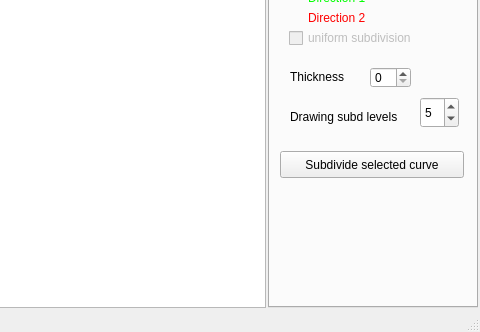
Qt form mainwindow.ui (ftasse/ShadingCurves) before a commit; both pictures show x 261 to 741 and y 410 to 742 of the 741 by 742 pixel window.
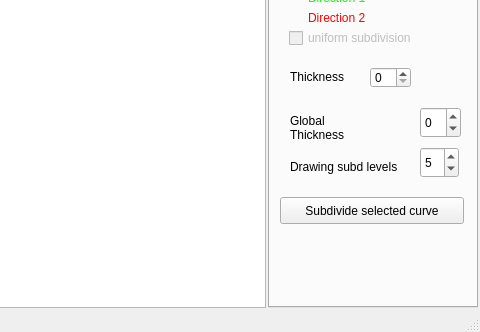
The same form after that commit. Custom widgets are drawn as their Qt base class.

```diff
--- a/mainwindow.ui
+++ b/mainwindow.ui
@@ -205,7 +205,7 @@
            <property name="geometry">
             <rect>
              <x>20</x>
-             <y>464</y>
+             <y>514</y>
              <width>131</width>
              <height>31</height>
             </rect>
@@ -221,7 +221,7 @@
            <property name="geometry">
             <rect>
              <x>150</x>
-             <y>460</y>
+             <y>510</y>
              <width>39</width>
              <height>31</height>
             </rect>
@@ -331,7 +331,7 @@
            <property name="geometry">
             <rect>
              <x>10</x>
-             <y>514</y>
+             <y>560</y>
              <width>184</width>
              <height>27</height>
             </rect>
@@ -427,6 +427,35 @@
             </rect>
            </property>
           </widget>
+          <widget class="QSpinBox" name="global_thickness_box">
+           <property name="geometry">
+            <rect>
+             <x>150</x>
+             <y>470</y>
+             <width>41</width>
+             <height>31</height>
+            </rect>
+           </property>
+           <property name="wrapping">
+            <bool>true</bool>
+           </property>
+          </widget>
+          <widget class="QLabel" name="label_12">
+           <property name="geometry">
+            <rect>
+             <x>20</x>
+             <y>470</y>
+             <width>71</width>
+             <height>41</height>
+            </rect>
+           </property>
+           <property name="text">
+            <string>Global Thickness</string>
+           </property>
+           <property name="wordWrap">
+            <bool>true</bool>
+           </property>
+          </widget>
          </widget>
          <widget class="QWidget" name="Shading">
           <attribute name="title">
```
Left out of the diff: 2 changed lines with no effect on the pictures.
